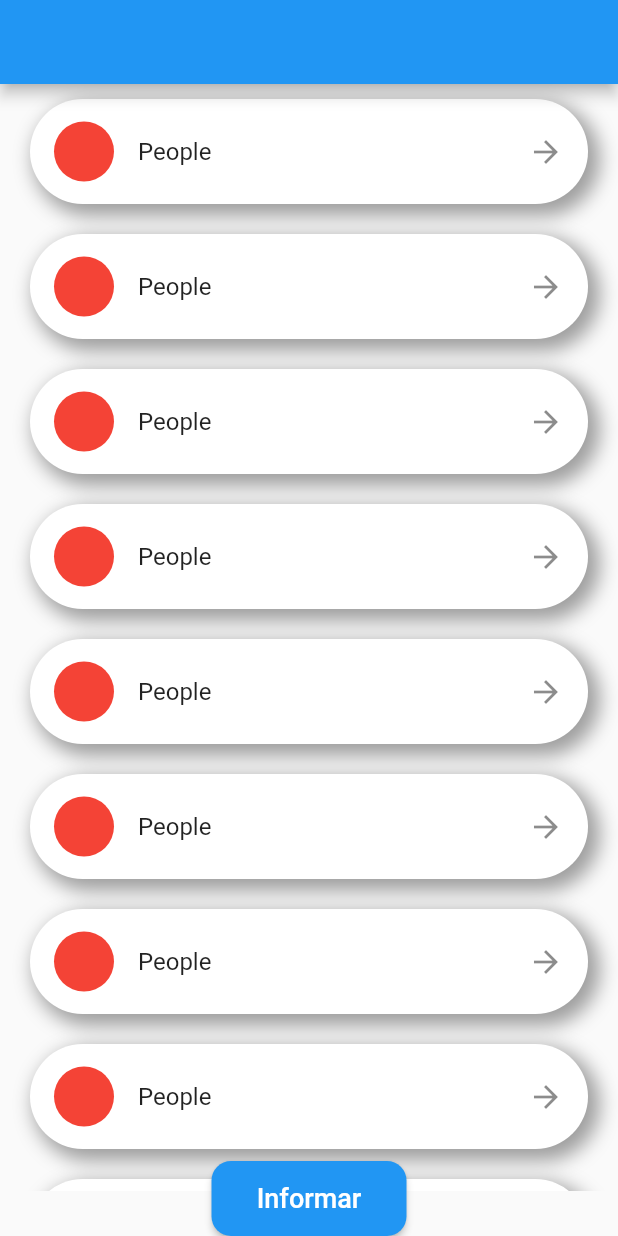
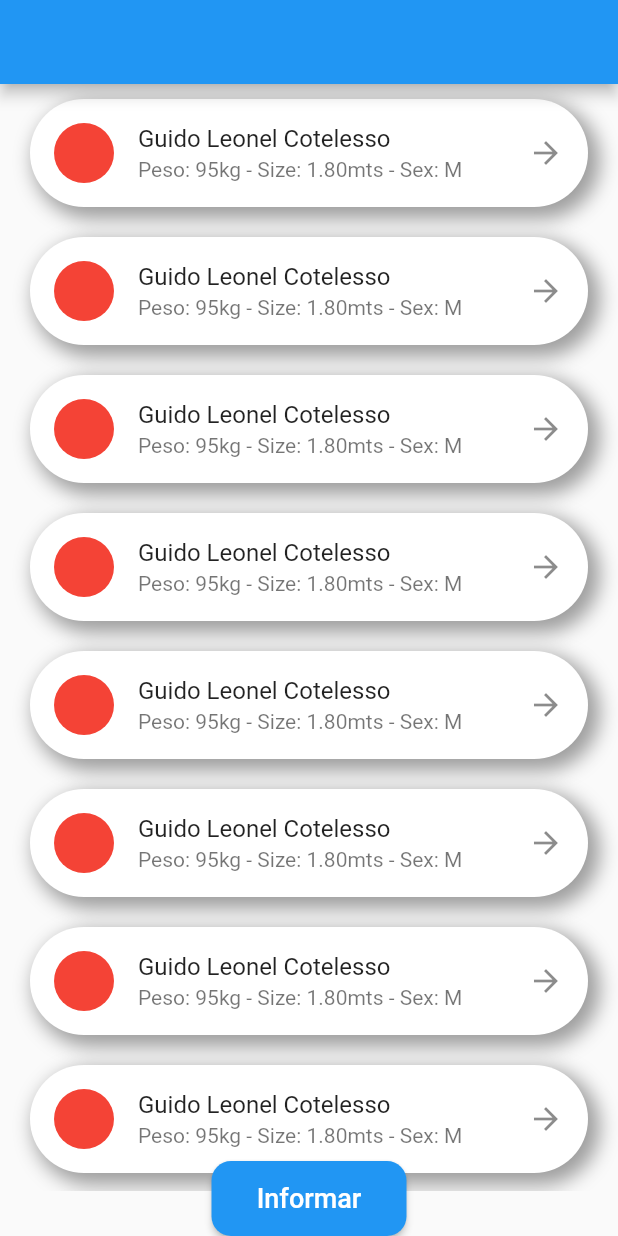
Before and after one commit to kloehz/urbetrack-challenge, a Flutter app: the screen it shows after launch, on a phone screen of 412 x 824 dp. Run offline on Flutter 3.47's test engine with Material 2 defaults, Android fonts, the phone set to English and light mode, and no system bars.

Commit message:
[ADD]User info

```diff
--- a/lib/pages/home_page.dart
+++ b/lib/pages/home_page.dart
@@ -48,7 +48,6 @@ class UserWiget extends StatelessWidget {
     return Container(
       margin: const EdgeInsets.symmetric(horizontal: 20, vertical: 10),
       alignment: Alignment.center,
-      height: 70,
       width: double.infinity,
       decoration: const BoxDecoration(
         borderRadius: BorderRadius.all(Radius.circular(40)),
@@ -66,7 +65,8 @@ class UserWiget extends StatelessWidget {
         leading: CircleAvatar(
           backgroundColor: Colors.red,
         ),
-        title: Text('People'),
+        title: Text('Guido Leonel Cotelesso'),
+        subtitle: Text('Peso: 95kg - Size: 1.80mts - Sex: M'),
         trailing: Icon(Icons.arrow_forward),
       ),
     );
```
